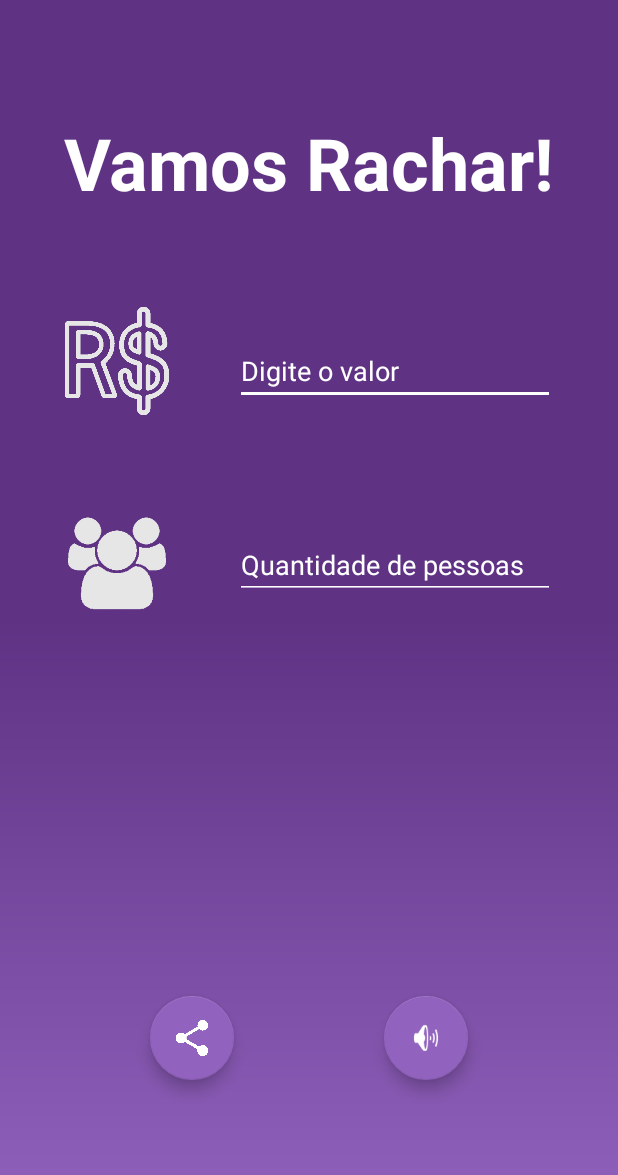
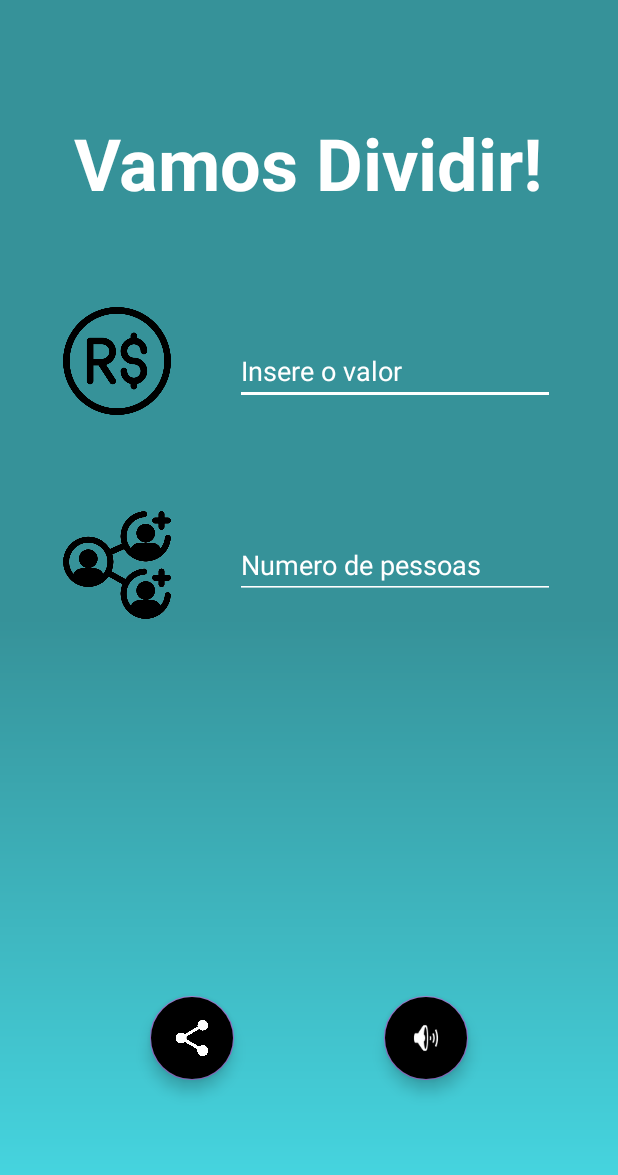
Before and after one commit to miltoncassul/PDM, an Android app: the screen it shows after launch (MainActivity), on a phone screen of 412 x 824 dp. Shown: the top 1175 px of the screen. Run offline under Robolectric (Android 15) with nearby library versions, the phone set to English and light mode, and no system bars.

Commit message:
up date v1

```diff
--- a/AT03 - Vamos_Rachar_Acessivel/app/src/main/res/layout-land/activity_main.xml
+++ b/AT03 - Vamos_Rachar_Acessivel/app/src/main/res/layout-land/activity_main.xml
@@ -98,7 +98,7 @@
         android:layout_height="wrap_content"
         android:layout_marginTop="35dp"
         android:layout_marginBottom="10dp"
-        android:backgroundTint="#9263BE"
+        android:backgroundTint="#000000"
         android:clickable="true"
         android:contentDescription="@string/access_share"
         android:focusable="true"
@@ -115,7 +115,7 @@
         android:layout_height="wrap_content"
         android:layout_marginTop="35dp"
         android:layout_marginBottom="10dp"
-        android:backgroundTint="#9263BE"
+        android:backgroundTint="#000000"
         android:clickable="true"
         android:contentDescription="@string/access_tts"
         android:focusable="true"
--- a/AT03 - Vamos_Rachar_Acessivel/app/src/main/res/layout/activity_main.xml
+++ b/AT03 - Vamos_Rachar_Acessivel/app/src/main/res/layout/activity_main.xml
@@ -29,7 +29,7 @@
         android:inputType="numberDecimal"
         android:selectAllOnFocus="false"
         android:singleLine="true"
-        android:textColor="#ffffff"
+        android:textColor="#000000"
         android:textColorHint="#ffffff"
         app:layout_constraintEnd_toEndOf="parent"
         app:layout_constraintHorizontal_bias="0.5"
@@ -69,7 +69,7 @@
         android:ems="10"
         android:hint="@string/dica_qtdPessoas"
         android:inputType="numberDecimal"
-        android:textColor="#ffffff"
+        android:textColor="#000000"
         android:textColorHint="#ffffff"
         app:layout_constraintEnd_toEndOf="parent"
         app:layout_constraintHorizontal_bias="0.5"
@@ -94,7 +94,7 @@
         android:layout_width="wrap_content"
         android:layout_height="wrap_content"
         android:layout_marginBottom="104dp"
-        android:backgroundTint="#9263BE"
+        android:backgroundTint="#000000"
         android:clickable="true"
         android:contentDescription="@string/access_share"
         android:focusable="true"
@@ -109,7 +109,7 @@
         android:layout_width="wrap_content"
         android:layout_height="wrap_content"
         android:layout_marginBottom="104dp"
-        android:backgroundTint="#9263BE"
+        android:backgroundTint="#000000"
         android:clickable="true"
         android:contentDescription="@string/access_tts"
         android:focusable="true"
--- a/AT03 - Vamos_Rachar_Acessivel/app/src/main/res/values/colors.xml
+++ b/AT03 - Vamos_Rachar_Acessivel/app/src/main/res/values/colors.xml
@@ -3,8 +3,8 @@
     <color name="purple_200">#FFBB86FC</color>
     <color name="purple_500">#FF6200EE</color>
     <color name="purple_700">#3700B3</color>
-    <color name="bg1">#5F3284</color>
-    <color name="bg2">#9263BE</color>
+    <color name="bg1">#369299</color>
+    <color name="bg2">#47DBE6</color>
     <color name="teal_200">#9263BE</color>
     <color name="teal_700">#FF018786</color>
     <color name="black">#F0000000</color>
--- a/AT03 - Vamos_Rachar_Acessivel/app/src/main/res/values/strings.xml
+++ b/AT03 - Vamos_Rachar_Acessivel/app/src/main/res/values/strings.xml
@@ -1,8 +1,8 @@
 <resources>
     <string name="app_name">VamosRacharAdaptativoAcessível</string>
-    <string name="app_name_menu">Vamos Rachar!</string>
-    <string name="dica_valor">Digite o valor</string>
-    <string name="dica_qtdPessoas">Quantidade de pessoas</string>
+    <string name="app_name_menu">Vamos Dividir!</string>
+    <string name="dica_valor">Insere o valor</string>
+    <string name="dica_qtdPessoas">Numero de pessoas</string>
     <string name="access_share">Compartilhe o valor</string>
-    <string name="access_tts">Ouça o valor</string>
+    <string name="access_tts">Ouvir o valor</string>
 </resources>
--- a/AT03 - Vamos_Rachar_Acessivel/build.gradle
+++ b/AT03 - Vamos_Rachar_Acessivel/build.gradle
@@ -5,7 +5,7 @@ buildscript {
         mavenCentral()
     }
     dependencies {
-        classpath 'com.android.tools.build:gradle:4.2.2'
+        classpath 'com.android.tools.build:gradle:7.2.1'
 
         // NOTE: Do not place your application dependencies here; they belong
         // in the individual module build.gradle files
```
Also changed, not shown: AT03 - Vamos_Rachar_Acessivel/app/src/main/res/drawable/group.png, AT03 - Vamos_Rachar_Acessivel/app/src/main/res/drawable/group1.png (added), AT03 - Vamos_Rachar_Acessivel/app/src/main/res/drawable/real.png, AT03 - Vamos_Rachar_Acessivel/app/src/main/res/drawable/real2.png (added), AT03 - Vamos_Rachar_Acessivel/gradle/wrapper/gradle-wrapper.properties, 1194 other files.
